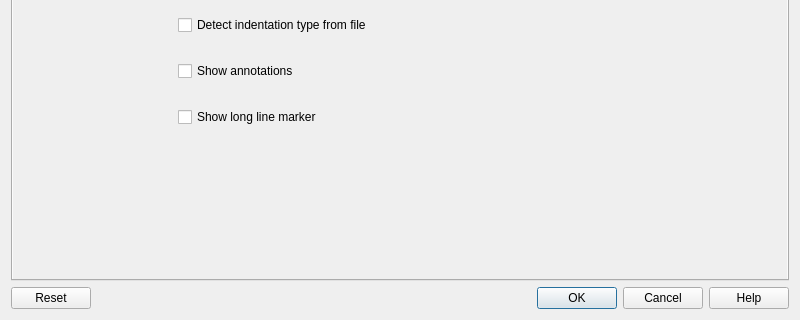
This is ui/settings.ui in ziracms/editor as Qt 5 draws it before an edit; both pictures show x 0 to 800 and y 280 to 600 of the 800 by 600 pixel window. The edited form follows.
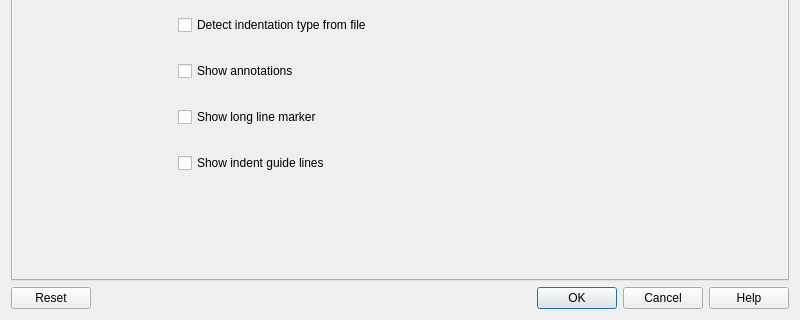
This is the edited form. The open tabs and pages were chosen to show the change.

Commit message: indent guide lines

```diff
--- a/ui/settings.ui
+++ b/ui/settings.ui
@@ -724,6 +724,26 @@
              </item>
             </layout>
            </item>
+           <item>
+            <layout class="QHBoxLayout" name="editorIndentGuideLinesLayout">
+             <property name="leftMargin">
+              <number>156</number>
+             </property>
+             <property name="topMargin">
+              <number>10</number>
+             </property>
+             <property name="bottomMargin">
+              <number>10</number>
+             </property>
+             <item>
+              <widget class="QCheckBox" name="editorIndentGuideLinesCheckBox">
+               <property name="text">
+                <string>Show indent guide lines</string>
+               </property>
+              </widget>
+             </item>
+            </layout>
+           </item>
            <item>
             <spacer name="editorSpacer">
              <property name="orientation">
```
The commit also changes 4 other files.
